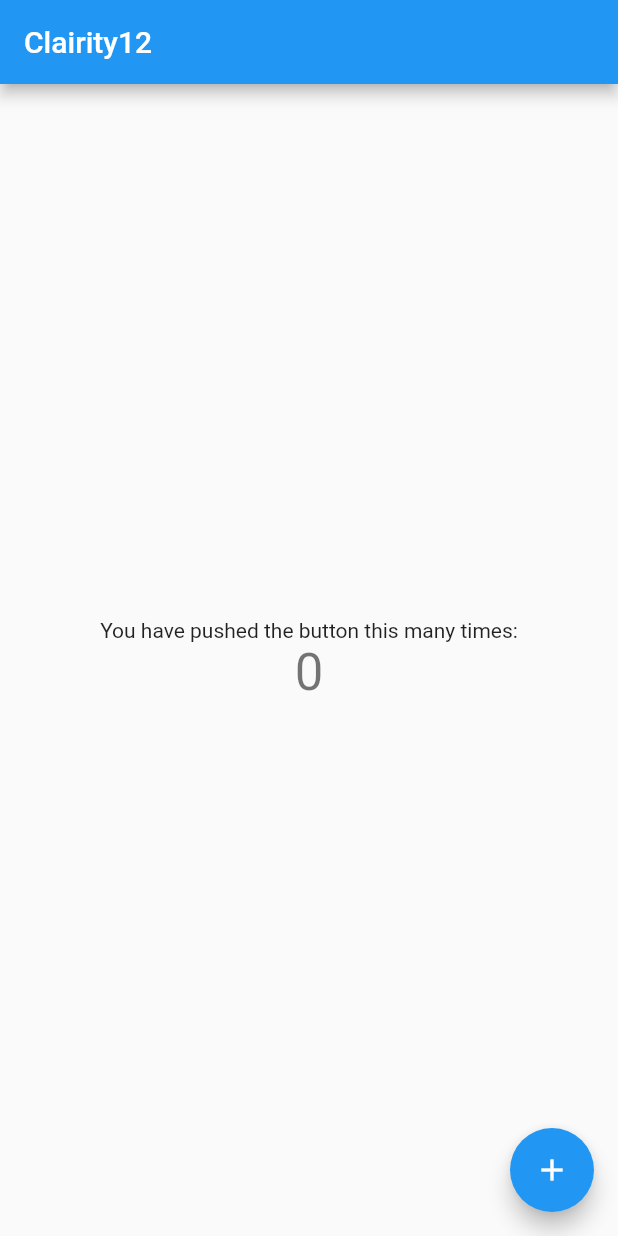
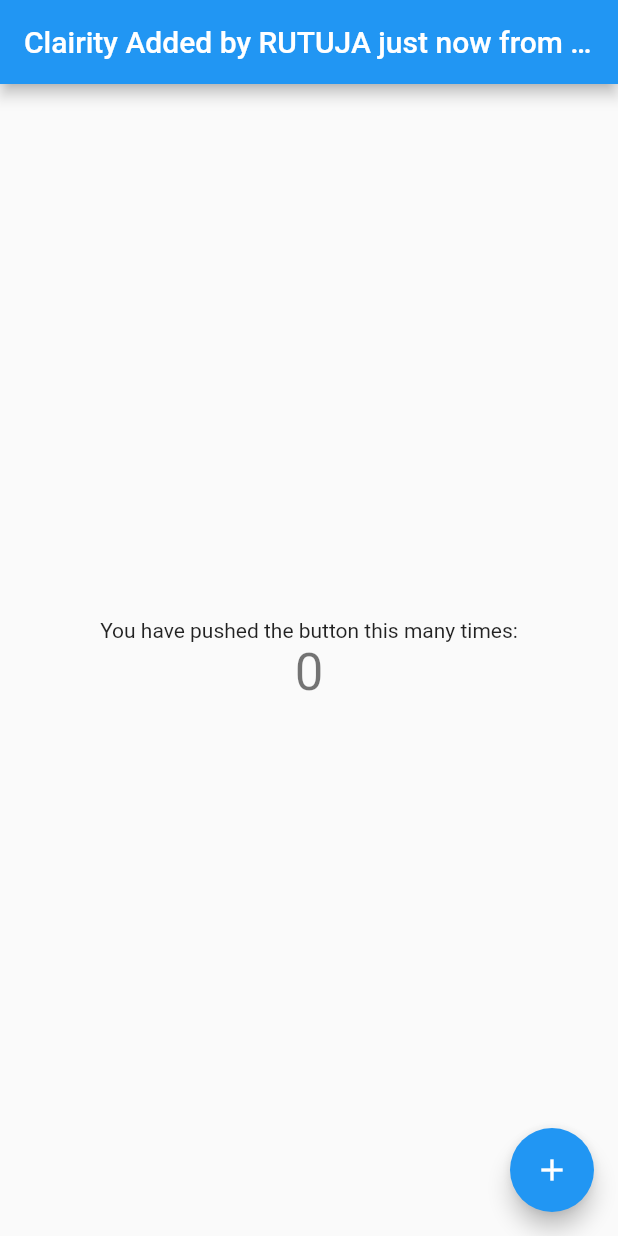
Before and after one commit to BE-Project-cl-AIR-ity/clairity, a Flutter app: the screen it shows after launch, on a phone screen of 412 x 824 dp. Run offline on Flutter 3.47's test engine with Material 2 defaults, Android fonts, the phone set to English and light mode, and no system bars.

```diff
--- a/lib/main.dart
+++ b/lib/main.dart
@@ -20,7 +20,7 @@ class MyApp extends StatelessWidget {
         // is not restarted.
         primarySwatch: Colors.blue,
       ),
-      home: MyHomePage(title: 'Clairity12'),
+      home: MyHomePage(title: 'Clairity Added by RUTUJA just now from R1 branch'),
     );
   }
 }
```
